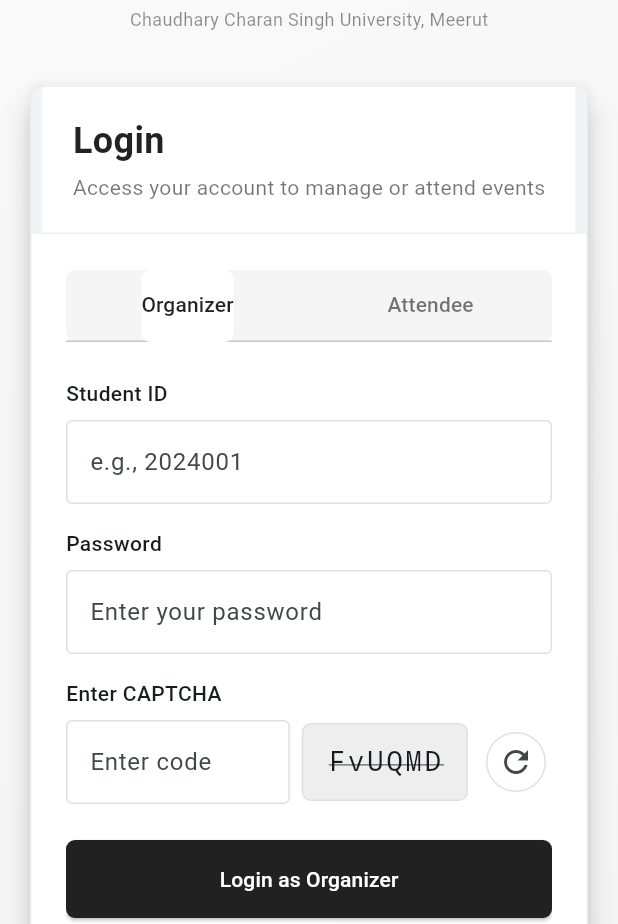
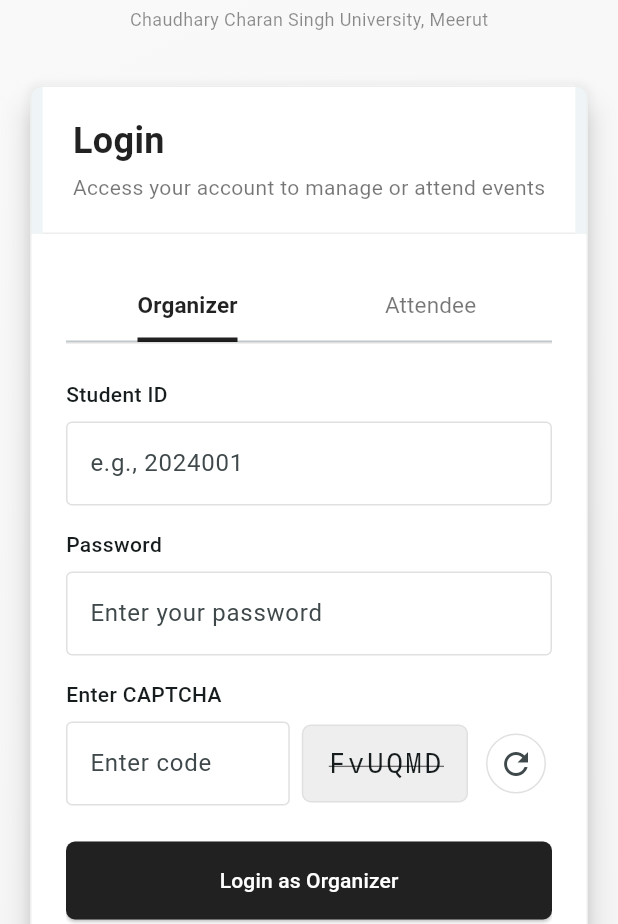
Before and after one commit to ArunKumar73177/college_event_management, a Flutter app: the screen it shows after launch, on a phone screen of 412 x 824 dp, the part 312-1236 px from its top. Run offline on Flutter 3.47's test engine with Material 3 defaults, Android fonts, the phone set to English and light mode, and no system bars.

Commit message:
update login.dart

```diff
--- a/lib/login.dart
+++ b/lib/login.dart
@@ -335,17 +335,30 @@ class _LoginScreenState extends State<LoginScreen> with SingleTickerProviderStat
                                 // Tabs
                                 Container(
                                   decoration: BoxDecoration(
-                                    color: Colors.grey.shade100,
-                                    borderRadius: BorderRadius.circular(6),
+                                    color: Colors.white,
+                                    border: Border(
+                                      bottom: BorderSide(color: Colors.grey.shade300, width: 1),
+                                    ),
                                   ),
                                   child: TabBar(
                                     controller: _tabController,
-                                    indicator: BoxDecoration(
-                                      color: Colors.white,
-                                      borderRadius: BorderRadius.circular(6),
+                                    indicator: UnderlineTabIndicator(
+                                      borderSide: BorderSide(
+                                        color: Colors.black87,
+                                        width: 3,
+                                      ),
+                                      insets: EdgeInsets.symmetric(horizontal: 0),
                                     ),
                                     labelColor: Colors.black87,
                                     unselectedLabelColor: Colors.black54,
+                                    labelStyle: const TextStyle(
+                                      fontWeight: FontWeight.w600,
+                                      fontSize: 15,
+                                    ),
+                                    unselectedLabelStyle: const TextStyle(
+                                      fontWeight: FontWeight.normal,
+                                      fontSize: 15,
+                                    ),
                                     tabs: const [
                                       Tab(text: 'Organizer'),
                                       Tab(text: 'Attendee'),
```
